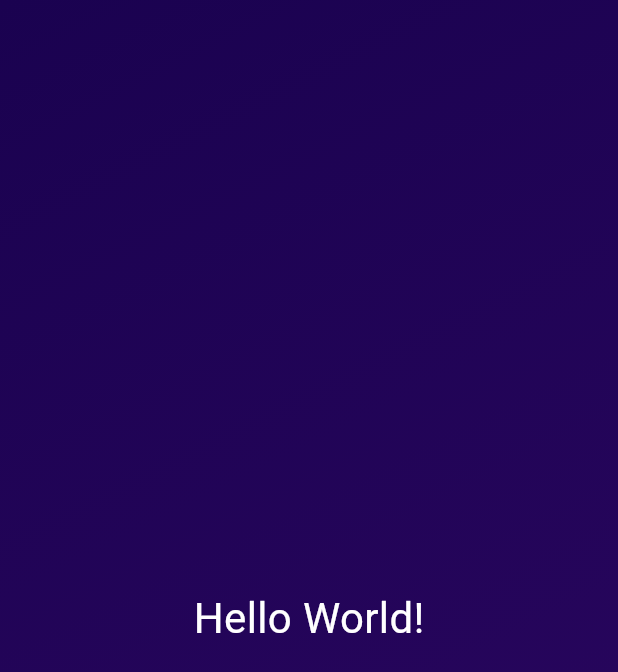
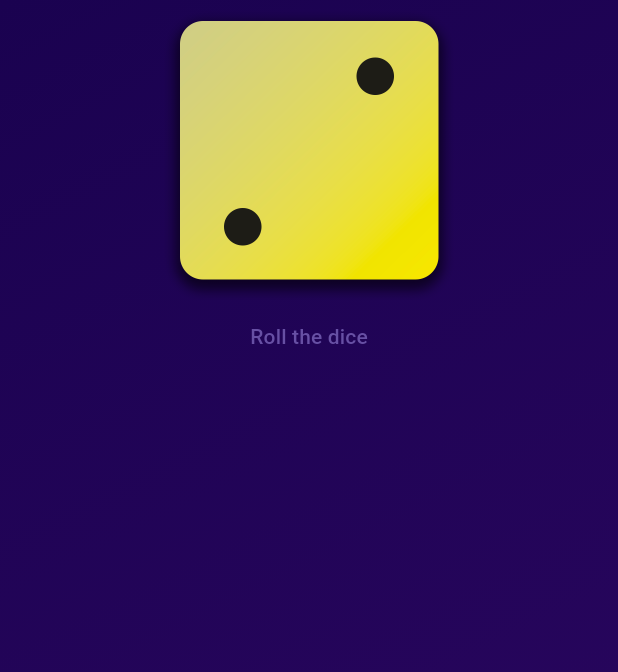
Before and after one commit to twandeveloper/flutter_dice, a Flutter app: the screen it shows after launch, on a phone screen of 412 x 824 dp. Shown: the top 672 px of the screen. Run offline on Flutter 3.47's test engine with Material 3 defaults, Android fonts, the phone set to English and light mode, and no system bars.

Commit message:
added button and images

```diff
--- /dev/null
+++ b/lib/gradient_container.dart
@@ -0,0 +1,56 @@
+import 'package:flutter/material.dart';
+
+const startAlignment = Alignment.topLeft;
+const endAlignment = Alignment.bottomRight;
+
+class GradientContainer extends StatelessWidget {
+  const GradientContainer({required this.colors, super.key});
+  final List<Color> colors;
+
+  void rollDice() {
+    print('Rolling the dice');
+  }
+
+  @override
+  Widget build(context) {
+    return Container(
+      decoration: BoxDecoration(
+        gradient: LinearGradient(
+            colors: colors, begin: startAlignment, end: endAlignment),
+      ),
+      child: Center(
+        child: Column(
+          children: [
+            Image.asset(
+              'assets/images/dice-2.png',
+              width: 200,
+            ),
+            TextButton(
+              onPressed: rollDice,
+              child: const Text('Roll the dice'),
+            ),
+          ],
+        ),
+      ),
+    );
+  }
+}
+
+// class GradientContainer extends StatelessWidget {
+//   const GradientContainer({required this.colors, super.key});
+//   final List<Color> colors;
+//   @override
+//   Widget build(context) {
+//     return Container(
+//       decoration: BoxDecoration(
+//         gradient: LinearGradient(
+//             colors: colors, begin: startAlignment, end: endAlignment),
+//       ),
+//       child: const Center(
+//         child: StyledText(
+//           'Hello Antoine!',
+//         ),
+//       ),
+//     );
+//   }
+// }
--- a/lib/main.dart
+++ b/lib/main.dart
@@ -1,38 +1,16 @@
 import 'package:flutter/material.dart';
+
+import 'package:dice_app/gradient_container.dart';
 
 void main() {
   runApp(
-    MaterialApp(
+    const MaterialApp(
       home: Scaffold(
-        body: GradientContainer(),
+        body: GradientContainer(colors: [
+          Color.fromARGB(255, 26, 2, 80),
+          Color.fromARGB(255, 45, 7, 98)
+        ]),
       ),
     ),
   );
 }
-
-class GradientContainer extends StatelessWidget {
-  @override
-  Widget build(context) {
-    return Container(
-      decoration: const BoxDecoration(
-        gradient: LinearGradient(
-          colors: [
-            Color.fromARGB(255, 26, 2, 80),
-            Color.fromARGB(255, 45, 7, 98)
-          ],
-          begin: Alignment.topLeft,
-          end: Alignment.bottomRight,
-        ),
-      ),
-      child: const Center(
-        child: Text(
-          'Hello World!',
-          style: TextStyle(
-            fontSize: 28,
-            color: Colors.white,
-          ),
-        ),
-      ),
-    );
-  }
-}
```
Also changed, not shown: lib/styled_text.dart (added, +18 -0 lines), pubspec.yaml (+9 -7 lines), assets/images/dice-1.png (added), assets/images/dice-2.png (added), assets/images/dice-3.png (added), assets/images/dice-4.png (added), assets/images/dice-5.png (added), assets/images/dice-6.png (added).
